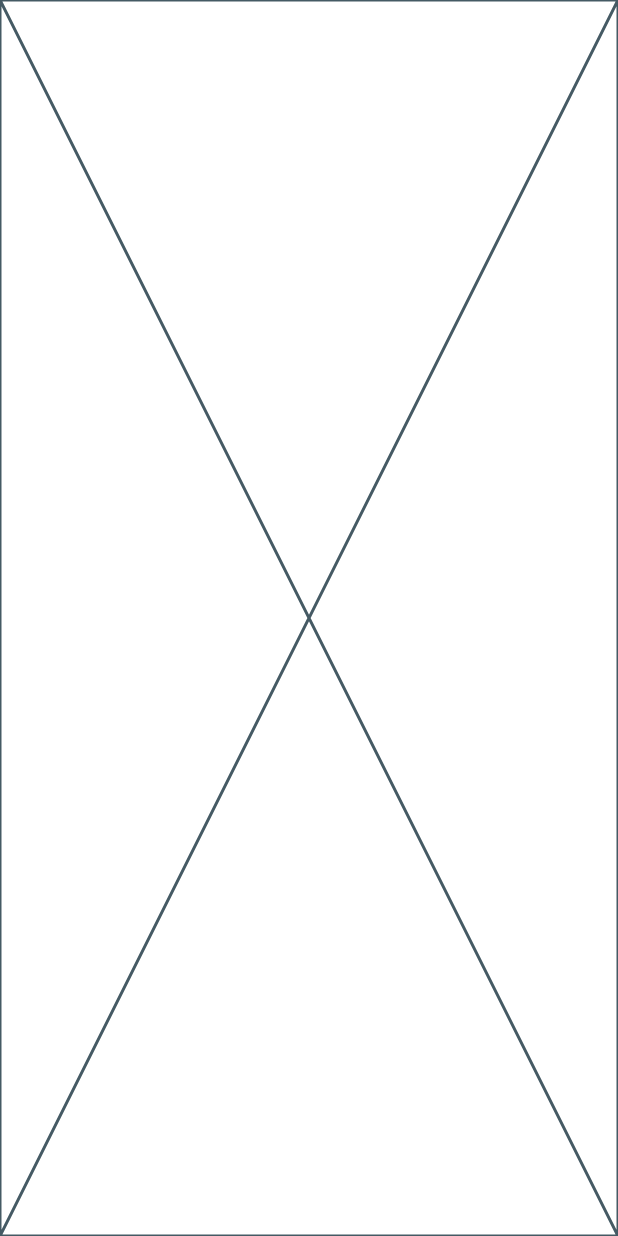
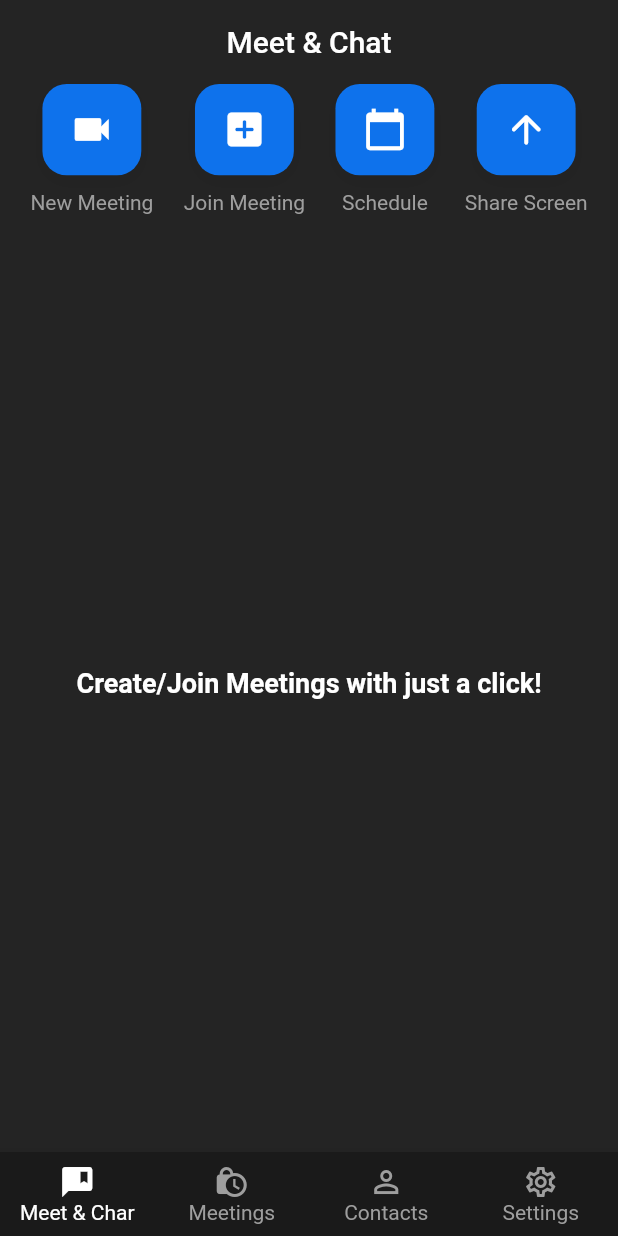
Before and after one commit to Sabahgomaa/zoom_clone, a Flutter app: the screen it shows once a user with an empty profile is signed in, on a phone screen of 412 x 824 dp. Run offline on Flutter 3.47's test engine with Material 2 defaults, Android fonts, the phone set to English and light mode, and no system bars; our stand-ins replace cloud_firestore, firebase_auth, firebase_core, flutter_screenutil, google_sign_in; missing offline and left inert: jitsi_meet_wrapper; accounts and stored records are empty; network calls fail.

Commit message:
full project

```diff
--- a/lib/main.dart
+++ b/lib/main.dart
@@ -4,6 +4,7 @@ import 'package:flutter_screenutil/flutter_screenutil.dart';
 import 'package:zoom_clone/resources/auth_methods.dart';
 import 'package:zoom_clone/screens/home_screen.dart';
 import 'package:zoom_clone/screens/login_screen.dart';
+import 'package:zoom_clone/screens/video_call_screen.dart';
 import 'package:zoom_clone/utils/color.dart';
 
 import 'firebase_options.dart';
@@ -34,6 +35,7 @@ class MyApp extends StatelessWidget {
         routes: {
           '/login': (context) => const LoginScreen(),
           '/home': (context) => const HomeScreen(),
+          '/video-call': (context) => const VideoCallScreen(),
         },
         home: StreamBuilder(
           stream: AuthMethods().authChanges,
--- /dev/null
+++ b/lib/resources/firestore_methods.dart
@@ -0,0 +1,31 @@
+import 'package:cloud_firestore/cloud_firestore.dart';
+import 'package:firebase_auth/firebase_auth.dart';
+import 'package:flutter/foundation.dart';
+
+class FireStoreMethods {
+  final FirebaseFirestore _firestore = FirebaseFirestore.instance;
+  final FirebaseAuth _auth = FirebaseAuth.instance;
+
+  Stream<QuerySnapshot<Map<String, dynamic>>> get meetingsHistory => _firestore
+      .collection('users')
+      .doc(_auth.currentUser!.uid)
+      .collection('meetings')
+      .snapshots();
+
+  void addToMeetingHistory(String meetingName) async {
+    try {
+      await _firestore
+          .collection('users')
+          .doc(_auth.currentUser!.uid)
+          .collection('meetings')
+          .add({
+        'meetingName': meetingName,
+        'createdAt': DateTime.now(),
+      });
+    } catch (e) {
+      if (kDebugMode) {
+        print(e);
+      }
+    }
+  }
+}
--- a/lib/screens/home_screen.dart
+++ b/lib/screens/home_screen.dart
@@ -1,10 +1,84 @@
 import 'package:flutter/material.dart';
 
-class HomeScreen extends StatelessWidget {
+import '../resources/auth_methods.dart';
+import '../utils/color.dart';
+import '../widgets/custom_button.dart';
+import 'history_meeting_screen.dart';
+import 'meeting_screen.dart';
+
+class HomeScreen extends StatefulWidget {
   const HomeScreen({Key? key}) : super(key: key);
 
   @override
+  State<HomeScreen> createState() => _HomeScreenState();
+}
+
+class _HomeScreenState extends State<HomeScreen> {
+  int page = 0;
+
+  // onPageChanged(int page) {
+  //   setState(() {
+  //     _page = page;
+  //   });
+  // }
+
+
+  List<Widget> pages = [
+    MeetingScreen(),
+    HistoryMeetingScreen(),
+    const Text('Contacts'),
+    CustomButton(text: 'Log Out', onPressed: () => AuthMethods().signOut()),
+  ];
+
+  @override
   Widget build(BuildContext context) {
-    return const Placeholder();
+    return Scaffold(
+      appBar: AppBar(
+        backgroundColor: backgroundColor,
+        elevation: 0,
+        title: const Text('Meet & Chat'),
+        centerTitle: true,
+      ),
+      body: pages[page],
+      bottomNavigationBar: BottomNavigationBar(
+        backgroundColor: footerColor,
+        selectedItemColor: Colors.white,
+        unselectedItemColor: Colors.grey,
+        type: BottomNavigationBarType.fixed,
+        unselectedFontSize: 14,
+        currentIndex: page,
+        onTap: (index) {
+          setState(() {
+            page = index;
+          });
+        },
+        items: const [
+          BottomNavigationBarItem(
+            icon: Icon(
+              Icons.comment_bank,
+            ),
+            label: 'Meet & Char',
+          ),
+          BottomNavigationBarItem(
+            icon: Icon(
+              Icons.lock_clock,
+            ),
+            label: 'Meetings',
+          ),
+          BottomNavigationBarItem(
+            icon: Icon(
+              Icons.person_outline,
+            ),
+            label: 'Contacts',
+          ),
+          BottomNavigationBarItem(
+            icon: Icon(
+              Icons.settings_outlined,
+            ),
+            label: 'Settings',
+          ),
+        ],
+      ),
+    );
   }
 }
--- /dev/null
+++ b/lib/screens/meeting_screen.dart
@@ -0,0 +1,70 @@
+import 'dart:math';
+
+import 'package:flutter/material.dart';
+import 'package:zoom_clone/widgets/home_meeting_button.dart';
+
+import '../resources/jitsi_meet_methods.dart';
+
+class MeetingScreen extends StatelessWidget {
+  MeetingScreen({Key? key}) : super(key: key);
+  final JitsiMeetMethods _jitsiMeetMethods = JitsiMeetMethods();
+
+  createNewMeeting() async {
+    var random = Random();
+    print('lkjh00');
+    String roomName = (random.nextInt(10000000) + 10000000).toString();
+    _jitsiMeetMethods.createMeeting(
+      roomName: roomName,
+      isAudioMuted: true,
+      isVideoMuted: true,
+    );
+    print('lkjh00');
+  }
+
+  joinMeeting(BuildContext context) {
+    Navigator.pushNamed(context, '/video-call');
+  }
+
+  @override
+  Widget build(BuildContext context) {
+    return Column(
+      children: [
+        Row(
+          mainAxisAlignment: MainAxisAlignment.spaceEvenly,
+          children: [
+            HomeMeetingButton(
+              onPressed: createNewMeeting,
+              icon: Icons.videocam,
+              text: 'New Meeting',
+            ),
+            HomeMeetingButton(
+              onPressed: () => joinMeeting(context),
+              icon: Icons.add_box_rounded,
+              text: 'Join Meeting',
+            ),
+            HomeMeetingButton(
+              onPressed: () {},
+              icon: Icons.calendar_today,
+              text: 'Schedule',
+            ),
+            HomeMeetingButton(
+              onPressed: () {},
+              icon: Icons.arrow_upward_rounded,
+              text: 'Share Screen',
+            ),
+          ],
+        ),
+        const Expanded(
+            child: Center(
+          child: Text(
+            'Create/Join Meetings with just a click!',
+            style: TextStyle(
+              fontWeight: FontWeight.bold,
+              fontSize: 18,
+            ),
+          ),
+        ))
+      ],
+    );
+  }
+}
--- /dev/null
+++ b/lib/widgets/home_meeting_button.dart
@@ -0,0 +1,54 @@
+import 'package:flutter/material.dart';
+import 'package:flutter_screenutil/flutter_screenutil.dart';
+import 'package:zoom_clone/utils/color.dart';
+
+class HomeMeetingButton extends StatelessWidget {
+  final VoidCallback onPressed;
+  final IconData icon;
+  final String text;
+
+  const HomeMeetingButton(
+      {Key? key,
+      required this.onPressed,
+      required this.icon,
+      required this.text})
+      : super(key: key);
+
+  @override
+  Widget build(BuildContext context) {
+    return GestureDetector(
+      onDoubleTap: onPressed,
+      child: Column(
+        children: [
+          Container(
+            height: 60.h,
+            width: 60.w,
+            decoration: BoxDecoration(
+              color: buttonColor,
+              borderRadius: BorderRadius.circular(16.r),
+              boxShadow: [
+                BoxShadow(
+                  blurRadius: 10,
+                  color: Colors.black.withOpacity(0.06),
+                  offset: const Offset(0, 4),
+                ),
+              ],
+            ),
+            child: Icon(
+              icon,
+              color: Colors.white,
+              size: 30,
+            ),
+          ),
+          SizedBox(height: 10.h),
+          Text(
+            text,
+            style: const TextStyle(
+              color: Colors.grey,
+            ),
+          ),
+        ],
+      ),
+    );
+  }
+}
--- a/pubspec.yaml
+++ b/pubspec.yaml
@@ -39,6 +39,8 @@ dependencies:
   #media
   flutter_gen:
   flutter_screenutil: ^5.6.0
+  jitsi_meet_wrapper: ^0.0.6
+  intl: ^0.17.0
   #firebase_core:
   firebase_core: ^2.8.0
   firebase_auth: ^4.3.0
```
Also changed, not shown: lib/resources/auth_methods.dart (+11 -0 lines), lib/resources/jitsi_meet_methods.dart (added, +45 -0 lines), lib/screens/history_meeting_screen.dart (added, +35 -0 lines), lib/screens/video_call_screen.dart (added, +139 -0 lines), lib/widgets/meeting_option.dart (added, +38 -0 lines), pubspec.lock, 5 other files.
